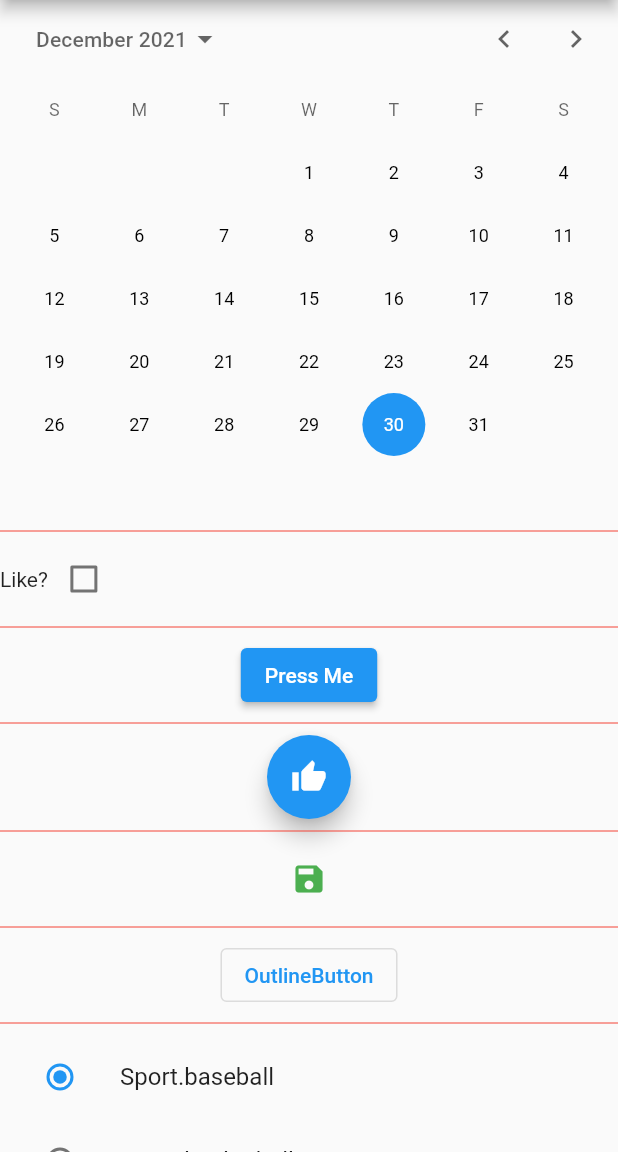
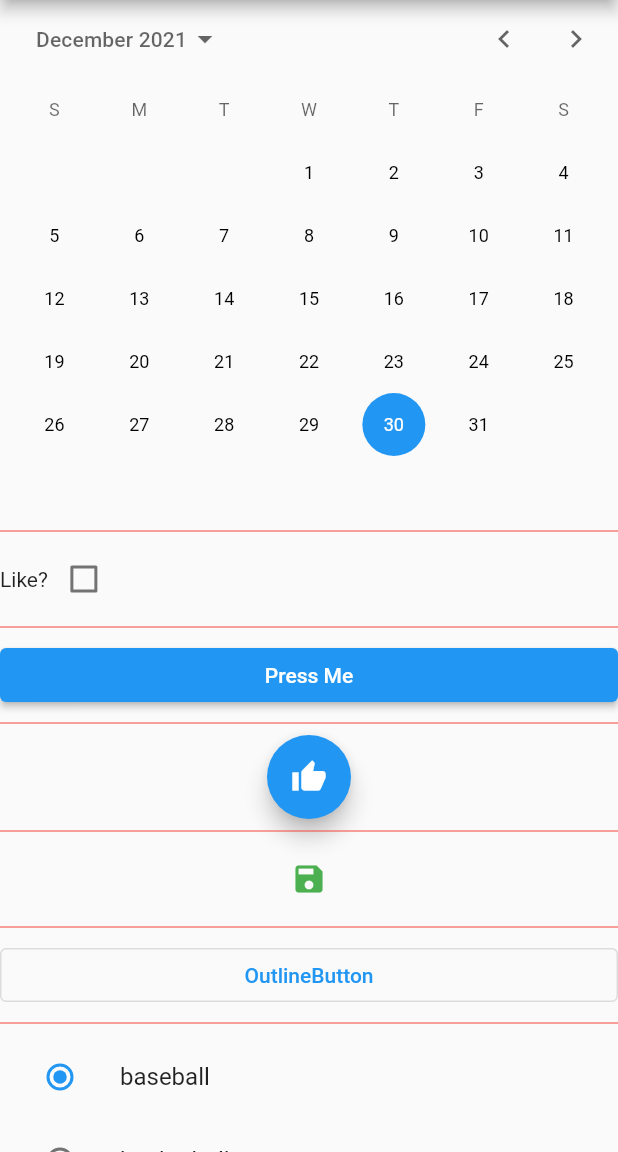
Before and after one commit to mvolkmann/flutter_input, a Flutter app: the screen it shows after launch, on a phone screen of 412 x 824 dp, the part 84-1236 px from its top. Run offline on Flutter 3.47's test engine with Material 2 defaults, Android fonts, the phone set to English and light mode, and no system bars.

```diff
--- a/lib/main.dart
+++ b/lib/main.dart
@@ -1,3 +1,4 @@
+import 'package:flutter/foundation.dart';
 import 'package:flutter/material.dart';
 
 void main() {
@@ -102,11 +103,18 @@ class _MyHomePageState extends State<MyHomePage> {
         onPressed: () => print('got OutlineButton press'),
       );
 
-  Column _buildRadioButtons() => Column(
-        children: Sport.values
-            .map<Widget>(
-              (sport) => ListTile(
-                leading: Radio<Sport>(
+  Column _buildRadioButtons() {
+    var names = Sport.values.map((sport) => sport.toString());
+    print(names);
+    /*
+    return Column(
+      children:
+          Sport.values.map<Widget>((sport) => Text(sport.toString())).toList(),
+    );
+    */
+    return Column(
+        children: Sport.values.map<Widget>((sport) {
+      var radio = Radio<Sport>(
         value: sport,
         groupValue: favoriteSport,
         onChanged: (value) {
@@ -114,12 +122,11 @@ class _MyHomePageState extends State<MyHomePage> {
             favoriteSport = sport;
           });
         },
-                ),
-                title: Text(sport.toString()),
-              ),
-            )
-            .toList(),
       );
+
+      return ListTile(leading: radio, title: Text(describeEnum(sport)));
+    }).toList());
+  }
 
   @override
   Widget build(BuildContext context) {
@@ -129,7 +136,7 @@ class _MyHomePageState extends State<MyHomePage> {
       ),
       body: Center(
         child: Form(
-          child: Column(
+          child: ListView(
             children: <Widget>[
               _buildCalendarDatePicker(),
               _buildDivider(),
```
Lines whose indentation alone changed are shown as unchanged.
